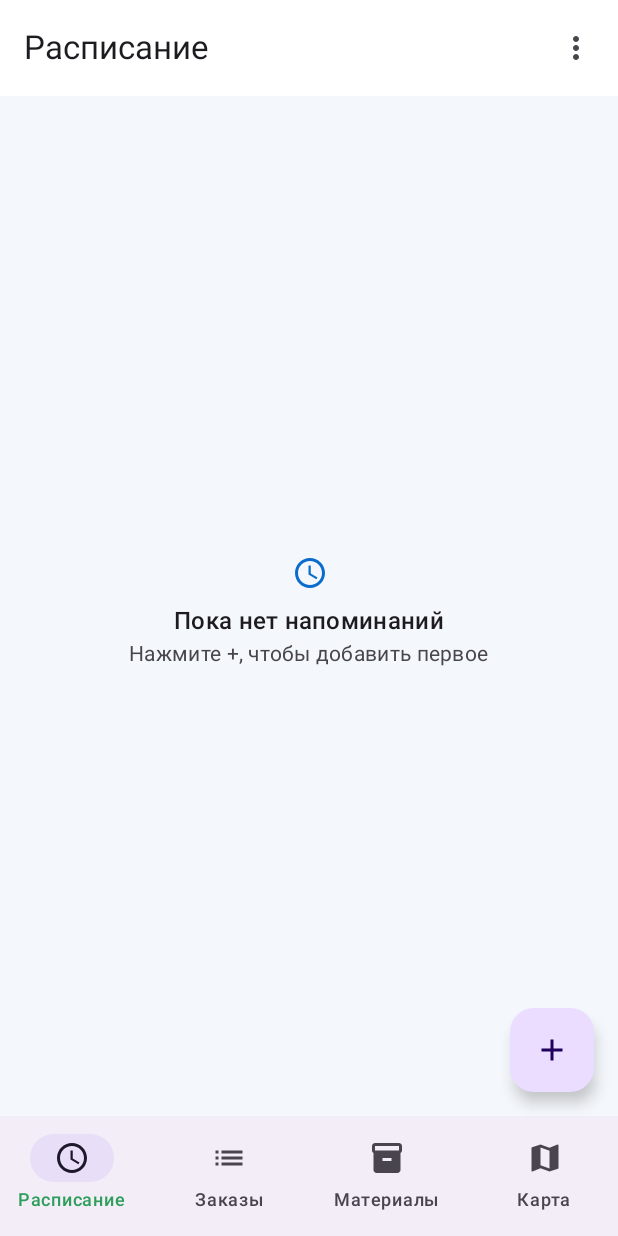
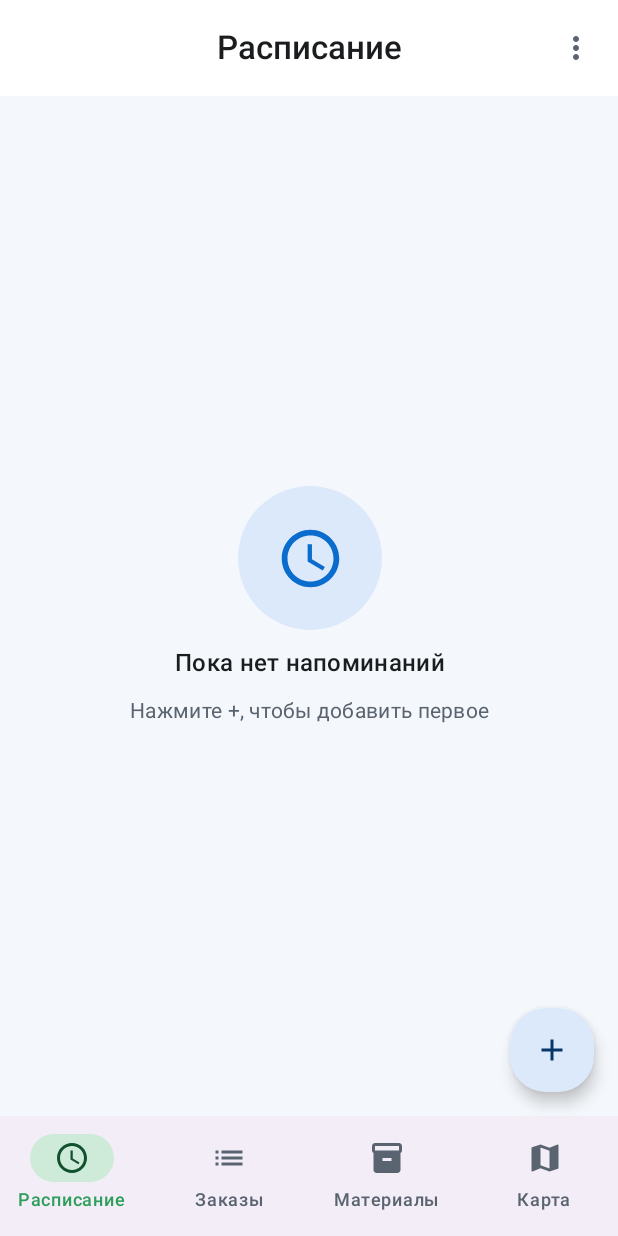
Before and after one commit to kiltler/kiltler, an Android app built with Jetpack Compose: the screen it shows after launch (MainActivity), on a phone screen of 412 x 824 dp. Run offline under Robolectric (Android 15) with nearby library versions, the phone set to English and light mode, and no system bars; our stand-ins replace Room's generated code; libraries missing offline, so code that uses them is left out: org.osmdroid.config; 1 statement that could not run was skipped.

Commit message:
Polish UI: centered app bar, rounded shapes, single-line labels
Adds a refined color palette and rounded shape system, switches to a
center-aligned top bar, and clamps card titles and navigation labels
to a single line so text no longer wraps. Empty states get a larger
centered icon badge.

https://claude.ai/code/session_01RXjEZR9YerMNhqDiRGdi7K

```diff
--- a/app/src/main/java/com/kiltler/assistant/ui/AppScaffold.kt
+++ b/app/src/main/java/com/kiltler/assistant/ui/AppScaffold.kt
@@ -12,18 +12,20 @@ import androidx.compose.material.icons.filled.Inventory2
 import androidx.compose.material.icons.filled.Map
 import androidx.compose.material.icons.filled.MoreVert
 import androidx.compose.material.icons.filled.Schedule
+import androidx.compose.material3.CenterAlignedTopAppBar
 import androidx.compose.material3.DropdownMenu
 import androidx.compose.material3.DropdownMenuItem
 import androidx.compose.material3.ExperimentalMaterial3Api
 import androidx.compose.material3.FloatingActionButton
 import androidx.compose.material3.Icon
 import androidx.compose.material3.IconButton
+import androidx.compose.material3.MaterialTheme
 import androidx.compose.material3.NavigationBar
 import androidx.compose.material3.NavigationBarItem
 import androidx.compose.material3.Scaffold
 import androidx.compose.material3.Text
-import androidx.compose.material3.TopAppBar
 import androidx.compose.material3.TopAppBarDefaults
+import androidx.compose.ui.text.font.FontWeight
 import androidx.compose.runtime.Composable
 import androidx.compose.runtime.getValue
 import androidx.compose.runtime.mutableStateOf
@@ -92,9 +94,20 @@ fun AppScaffold() {
 
     Scaffold(
         topBar = {
-            TopAppBar(
-                title = { Text(tab.title) },
-                colors = TopAppBarDefaults.topAppBarColors(),
+            CenterAlignedTopAppBar(
+                title = {
+                    Text(
+                        tab.title,
+                        style = MaterialTheme.typography.titleLarge,
+                        fontWeight = FontWeight.SemiBold,
+                        maxLines = 1
+                    )
+                },
+                colors = TopAppBarDefaults.centerAlignedTopAppBarColors(
+                    containerColor = MaterialTheme.colorScheme.surface,
+                    titleContentColor = MaterialTheme.colorScheme.onSurface,
+                    actionIconContentColor = MaterialTheme.colorScheme.onSurfaceVariant
+                ),
                 actions = {
                     IconButton(onClick = { menuOpen = true }) {
                         Icon(Icons.Default.MoreVert, contentDescription = "Меню")
@@ -134,7 +147,14 @@ fun AppScaffold() {
                         selected = tab == entry,
                         onClick = { tab = entry },
                         icon = { Icon(entry.icon, contentDescription = entry.title) },
-                        label = { Text(entry.title) }
+                        label = {
+                            Text(
+                                entry.title,
+                                style = MaterialTheme.typography.labelMedium,
+                                maxLines = 1,
+                                softWrap = false
+                            )
+                        }
                     )
                 }
             }
--- a/app/src/main/java/com/kiltler/assistant/ui/screens/ScheduleScreen.kt
+++ b/app/src/main/java/com/kiltler/assistant/ui/screens/ScheduleScreen.kt
@@ -8,8 +8,10 @@ import androidx.compose.foundation.layout.Row
 import androidx.compose.foundation.layout.fillMaxSize
 import androidx.compose.foundation.layout.fillMaxWidth
 import androidx.compose.foundation.layout.padding
+import androidx.compose.foundation.layout.size
 import androidx.compose.foundation.lazy.LazyColumn
 import androidx.compose.foundation.lazy.items
+import androidx.compose.foundation.shape.CircleShape
 import androidx.compose.material.icons.Icons
 import androidx.compose.material.icons.filled.Delete
 import androidx.compose.material.icons.filled.Schedule
@@ -21,6 +23,7 @@ import androidx.compose.material3.Icon
 import androidx.compose.material3.IconButton
 import androidx.compose.material3.MaterialTheme
 import androidx.compose.material3.OutlinedButton
+import androidx.compose.material3.Surface
 import androidx.compose.material3.Text
 import androidx.compose.material3.TextButton
 import androidx.compose.runtime.Composable
@@ -32,7 +35,9 @@ import androidx.compose.ui.Alignment
 import androidx.compose.ui.Modifier
 import androidx.compose.ui.platform.LocalContext
 import androidx.compose.ui.text.font.FontWeight
+import androidx.compose.ui.text.style.TextAlign
 import androidx.compose.ui.text.style.TextDecoration
+import androidx.compose.ui.text.style.TextOverflow
 import androidx.compose.ui.unit.dp
 import com.kiltler.assistant.data.Reminder
 import com.kiltler.assistant.ui.SectionHeader
@@ -119,18 +124,23 @@ private fun ReminderRow(
                     reminder.title,
                     style = MaterialTheme.typography.bodyLarge,
                     fontWeight = FontWeight.Medium,
+                    maxLines = 1,
+                    overflow = TextOverflow.Ellipsis,
                     textDecoration = if (reminder.isDone) TextDecoration.LineThrough else null
                 )
                 Text(
                     formatDateTime(reminder.timeMillis),
                     style = MaterialTheme.typography.bodySmall,
+                    fontWeight = FontWeight.Medium,
                     color = MaterialTheme.colorScheme.primary
                 )
                 if (reminder.description.isNotBlank()) {
                     Text(
                         reminder.description,
                         style = MaterialTheme.typography.bodySmall,
-                        color = MaterialTheme.colorScheme.onSurfaceVariant
+                        color = MaterialTheme.colorScheme.onSurfaceVariant,
+                        maxLines = 2,
+                        overflow = TextOverflow.Ellipsis
                     )
                 }
             }
@@ -208,18 +218,38 @@ private fun isToday(millis: Long): Boolean {
 
 @Composable
 fun EmptyState(icon: androidx.compose.ui.graphics.vector.ImageVector, title: String, subtitle: String) {
-    Box(modifier = Modifier.fillMaxSize(), contentAlignment = Alignment.Center) {
-        Column(horizontalAlignment = Alignment.CenterHorizontally) {
-            Icon(
-                icon, contentDescription = null,
-                modifier = Modifier.padding(8.dp),
-                tint = MaterialTheme.colorScheme.primary
+    Box(
+        modifier = Modifier.fillMaxSize().padding(32.dp),
+        contentAlignment = Alignment.Center
+    ) {
+        Column(
+            horizontalAlignment = Alignment.CenterHorizontally,
+            verticalArrangement = Arrangement.spacedBy(10.dp)
+        ) {
+            Surface(
+                shape = CircleShape,
+                color = MaterialTheme.colorScheme.primaryContainer,
+                modifier = Modifier.size(96.dp)
+            ) {
+                Box(contentAlignment = Alignment.Center) {
+                    Icon(
+                        icon, contentDescription = null,
+                        modifier = Modifier.size(46.dp),
+                        tint = MaterialTheme.colorScheme.primary
+                    )
+                }
+            }
+            Text(
+                title,
+                style = MaterialTheme.typography.titleMedium,
+                fontWeight = FontWeight.SemiBold,
+                textAlign = TextAlign.Center
             )
-            Text(title, style = MaterialTheme.typography.titleMedium)
             Text(
                 subtitle,
                 style = MaterialTheme.typography.bodyMedium,
-                color = MaterialTheme.colorScheme.onSurfaceVariant
+                color = MaterialTheme.colorScheme.onSurfaceVariant,
+                textAlign = TextAlign.Center
             )
         }
     }
--- a/app/src/main/java/com/kiltler/assistant/ui/theme/Theme.kt
+++ b/app/src/main/java/com/kiltler/assistant/ui/theme/Theme.kt
@@ -1,30 +1,61 @@
 package com.kiltler.assistant.ui.theme
 
 import androidx.compose.foundation.isSystemInDarkTheme
+import androidx.compose.foundation.shape.RoundedCornerShape
 import androidx.compose.material3.MaterialTheme
+import androidx.compose.material3.Shapes
 import androidx.compose.material3.darkColorScheme
 import androidx.compose.material3.lightColorScheme
 import androidx.compose.runtime.Composable
 import androidx.compose.ui.graphics.Color
+import androidx.compose.ui.unit.dp
 
 private val Brand = Color(0xFF0A6CCC)
-private val BrandDark = Color(0xFF1F82E0)
+private val BrandDark = Color(0xFF4DA3F0)
 
 private val LightColors = lightColorScheme(
     primary = Brand,
     onPrimary = Color.White,
+    primaryContainer = Color(0xFFDCE9FB),
+    onPrimaryContainer = Color(0xFF06376B),
     secondary = Color(0xFF2E9E5B),
+    onSecondary = Color.White,
+    secondaryContainer = Color(0xFFCDEBD8),
+    onSecondaryContainer = Color(0xFF11512E),
     background = Color(0xFFF4F7FB),
+    onBackground = Color(0xFF1A1C1E),
     surface = Color.White,
-    surfaceVariant = Color(0xFFE9EEF5)
+    onSurface = Color(0xFF1A1C1E),
+    surfaceVariant = Color(0xFFE9EEF5),
+    onSurfaceVariant = Color(0xFF5A6470),
+    outline = Color(0xFFC2CAD4)
 )
 
 private val DarkColors = darkColorScheme(
     primary = BrandDark,
-    onPrimary = Color.White,
+    onPrimary = Color(0xFF06243F),
+    primaryContainer = Color(0xFF1F4E7E),
+    onPrimaryContainer = Color(0xFFDCE9FB),
     secondary = Color(0xFF54C887),
+    onSecondary = Color(0xFF06311B),
+    secondaryContainer = Color(0xFF1F5638),
+    onSecondaryContainer = Color(0xFFCDEBD8),
     background = Color(0xFF11151A),
-    surface = Color(0xFF1A2027)
+    onBackground = Color(0xFFE3E6EA),
+    surface = Color(0xFF1A2027),
+    onSurface = Color(0xFFE3E6EA),
+    surfaceVariant = Color(0xFF2A323C),
+    onSurfaceVariant = Color(0xFFAEB6C0),
+    outline = Color(0xFF3C4650)
+)
+
+/** Скруглённые формы для карточек, диалогов и кнопок. */
+private val AppShapes = Shapes(
+    extraSmall = RoundedCornerShape(10.dp),
+    small = RoundedCornerShape(14.dp),
+    medium = RoundedCornerShape(18.dp),
+    large = RoundedCornerShape(24.dp),
+    extraLarge = RoundedCornerShape(28.dp)
 )
 
 @Composable
@@ -34,6 +65,7 @@ fun AssistantTheme(
 ) {
     MaterialTheme(
         colorScheme = if (darkTheme) DarkColors else LightColors,
+        shapes = AppShapes,
         content = content
     )
 }
```
Also changed, not shown: app/src/main/java/com/kiltler/assistant/ui/screens/MaterialsScreen.kt (+22 -8 lines), app/src/main/java/com/kiltler/assistant/ui/screens/OrdersScreen.kt (+11 -1 lines).
